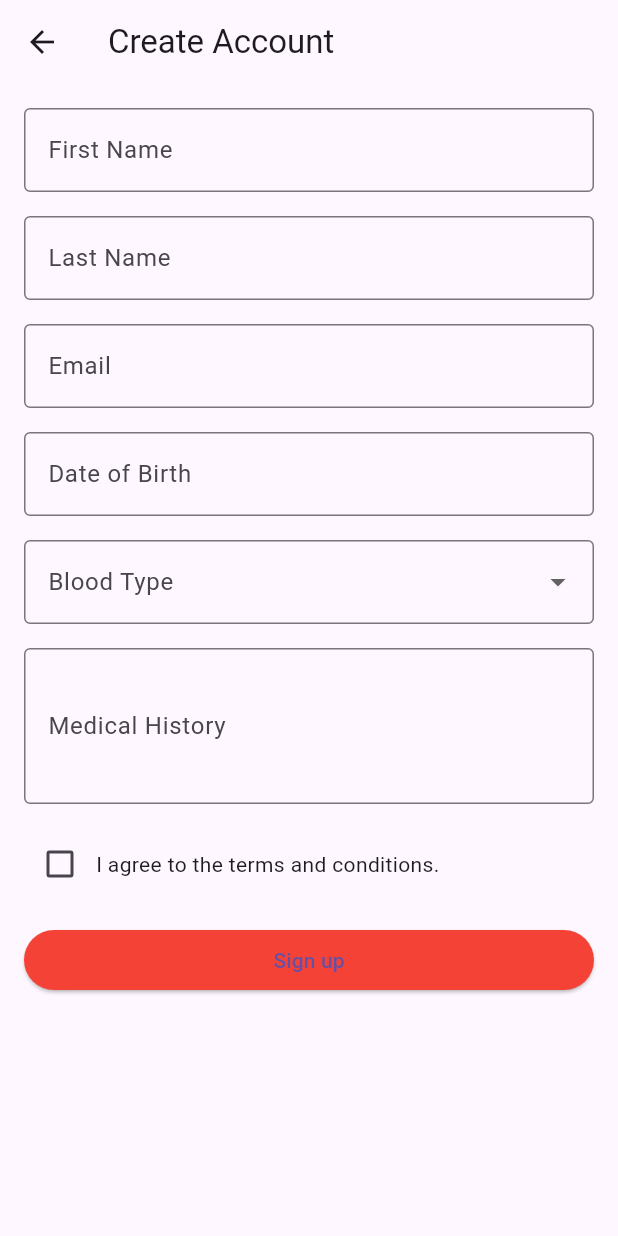
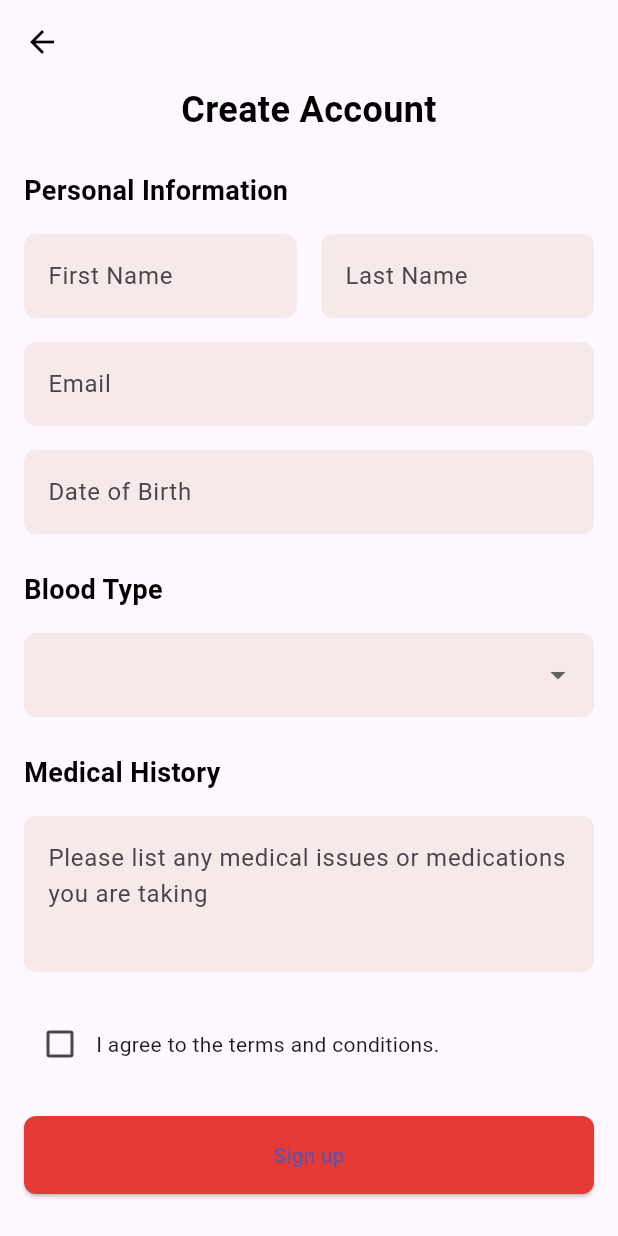
Before and after one commit to AlishanMirza/BloodLink, a Flutter app: the CreateAccountPage screen opened directly, on a phone screen of 412 x 824 dp. Run offline on Flutter 3.47's test engine with Material 3 defaults, Android fonts, the phone set to English and light mode, and no system bars.

Commit message:
Update create_account.dart
Changed the design of create account page.

```diff
--- a/lib/create_account.dart
+++ b/lib/create_account.dart
@@ -20,18 +20,50 @@ class _CreateAccountPageState extends State<CreateAccountPage> {
   Widget build(BuildContext context) {
     return Scaffold(
       appBar: AppBar(
-        title: Text('Create Account'),
+        backgroundColor: Colors.transparent,
+        elevation: 0,
+        leading: IconButton(
+          icon: Icon(Icons.arrow_back, color: Colors.black),
+          onPressed: () => Navigator.of(context).pop(),
+        ),
       ),
       body: Padding(
-        padding: const EdgeInsets.all(16.0),
+        padding: const EdgeInsets.symmetric(horizontal: 16.0),
         child: Form(
           key: _formKey,
           child: ListView(
             children: <Widget>[
-              TextFormField(
+              Text(
+                'Create Account',
+                style: TextStyle(
+                  fontSize: 24,
+                  fontWeight: FontWeight.bold,
+                  color: Colors.black,
+                ),
+                textAlign: TextAlign.center,
+              ),
+              SizedBox(height: 24.0),
+              Text(
+                'Personal Information',
+                style: TextStyle(
+                  fontSize: 18,
+                  fontWeight: FontWeight.bold,
+                  color: Colors.black,
+                ),
+              ),
+              SizedBox(height: 16.0),
+              Row(
+                children: <Widget>[
+                  Expanded(
+                    child: TextFormField(
                       decoration: InputDecoration(
-                  labelText: 'First Name',
-                  border: OutlineInputBorder(),
+                        hintText: 'First Name',
+                        filled: true,
+                        fillColor: Color(0xFFF5E9E9),
+                        border: OutlineInputBorder(
+                          borderSide: BorderSide.none,
+                          borderRadius: BorderRadius.circular(8.0),
+                        ),
                       ),
                       validator: (value) {
                         if (value == null || value.isEmpty) {
@@ -43,11 +75,18 @@ class _CreateAccountPageState extends State<CreateAccountPage> {
                         _firstName = value;
                       },
                     ),
-              SizedBox(height: 16.0),
-              TextFormField(
+                  ),
+                  SizedBox(width: 16.0),
+                  Expanded(
+                    child: TextFormField(
                       decoration: InputDecoration(
-                  labelText: 'Last Name',
-                  border: OutlineInputBorder(),
+                        hintText: 'Last Name',
+                        filled: true,
+                        fillColor: Color(0xFFF5E9E9),
+                        border: OutlineInputBorder(
+                          borderSide: BorderSide.none,
+                          borderRadius: BorderRadius.circular(8.0),
+                        ),
                       ),
                       validator: (value) {
                         if (value == null || value.isEmpty) {
@@ -59,11 +98,19 @@ class _CreateAccountPageState extends State<CreateAccountPage> {
                         _lastName = value;
                       },
                     ),
+                  ),
+                ],
+              ),
               SizedBox(height: 16.0),
               TextFormField(
                 decoration: InputDecoration(
-                  labelText: 'Email',
-                  border: OutlineInputBorder(),
+                  hintText: 'Email',
+                  filled: true,
+                  fillColor: Color(0xFFF5E9E9),
+                  border: OutlineInputBorder(
+                    borderSide: BorderSide.none,
+                    borderRadius: BorderRadius.circular(8.0),
+                  ),
                 ),
                 validator: (value) {
                   if (value == null || value.isEmpty) {
@@ -78,8 +125,13 @@ class _CreateAccountPageState extends State<CreateAccountPage> {
               SizedBox(height: 16.0),
               TextFormField(
                 decoration: InputDecoration(
-                  labelText: 'Date of Birth',
-                  border: OutlineInputBorder(),
+                  hintText: 'Date of Birth',
+                  filled: true,
+                  fillColor: Color(0xFFF5E9E9),
+                  border: OutlineInputBorder(
+                    borderSide: BorderSide.none,
+                    borderRadius: BorderRadius.circular(8.0),
+                  ),
                 ),
                 validator: (value) {
                   if (value == null || value.isEmpty) {
@@ -91,11 +143,24 @@ class _CreateAccountPageState extends State<CreateAccountPage> {
                   _dob = value;
                 },
               ),
+              SizedBox(height: 24.0),
+              Text(
+                'Blood Type',
+                style: TextStyle(
+                  fontSize: 18,
+                  fontWeight: FontWeight.bold,
+                  color: Colors.black,
+                ),
+              ),
               SizedBox(height: 16.0),
               DropdownButtonFormField<String>(
                 decoration: InputDecoration(
-                  labelText: 'Blood Type',
-                  border: OutlineInputBorder(),
+                  filled: true,
+                  fillColor: Color(0xFFF5E9E9),
+                  border: OutlineInputBorder(
+                    borderSide: BorderSide.none,
+                    borderRadius: BorderRadius.circular(8.0),
+                  ),
                 ),
                 items: <String>[
                   'A+',
@@ -124,18 +189,33 @@ class _CreateAccountPageState extends State<CreateAccountPage> {
                   return null;
                 },
               ),
+              SizedBox(height: 24.0),
+              Text(
+                'Medical History',
+                style: TextStyle(
+                  fontSize: 18,
+                  fontWeight: FontWeight.bold,
+                  color: Colors.black,
+                ),
+              ),
               SizedBox(height: 16.0),
               TextFormField(
                 decoration: InputDecoration(
-                  labelText: 'Medical History',
-                  border: OutlineInputBorder(),
+                  hintText:
+                      'Please list any medical issues or medications you are taking',
+                  filled: true,
+                  fillColor: Color(0xFFF5E9E9),
+                  border: OutlineInputBorder(
+                    borderSide: BorderSide.none,
+                    borderRadius: BorderRadius.circular(8.0),
+                  ),
                 ),
                 maxLines: 3,
                 onSaved: (value) {
                   _medicalHistory = value;
                 },
               ),
-              SizedBox(height: 16.0),
+              SizedBox(height: 24.0),
               Row(
                 children: <Widget>[
                   Checkbox(
@@ -151,7 +231,7 @@ class _CreateAccountPageState extends State<CreateAccountPage> {
                   ),
                 ],
               ),
-              SizedBox(height: 16.0),
+              SizedBox(height: 24.0),
               ElevatedButton(
                 onPressed: () {
                   if (_formKey.currentState!.validate()) {
@@ -176,7 +256,11 @@ class _CreateAccountPageState extends State<CreateAccountPage> {
                 },
                 child: Text('Sign up'),
                 style: ElevatedButton.styleFrom(
-                  backgroundColor: Colors.red,
+                  backgroundColor: Color(0xFFE53935),
+                  shape: RoundedRectangleBorder(
+                    borderRadius: BorderRadius.circular(8.0),
+                  ),
+                  padding: EdgeInsets.symmetric(vertical: 16.0),
                 ),
               ),
             ],
```
Lines whose indentation alone changed are shown as unchanged.
